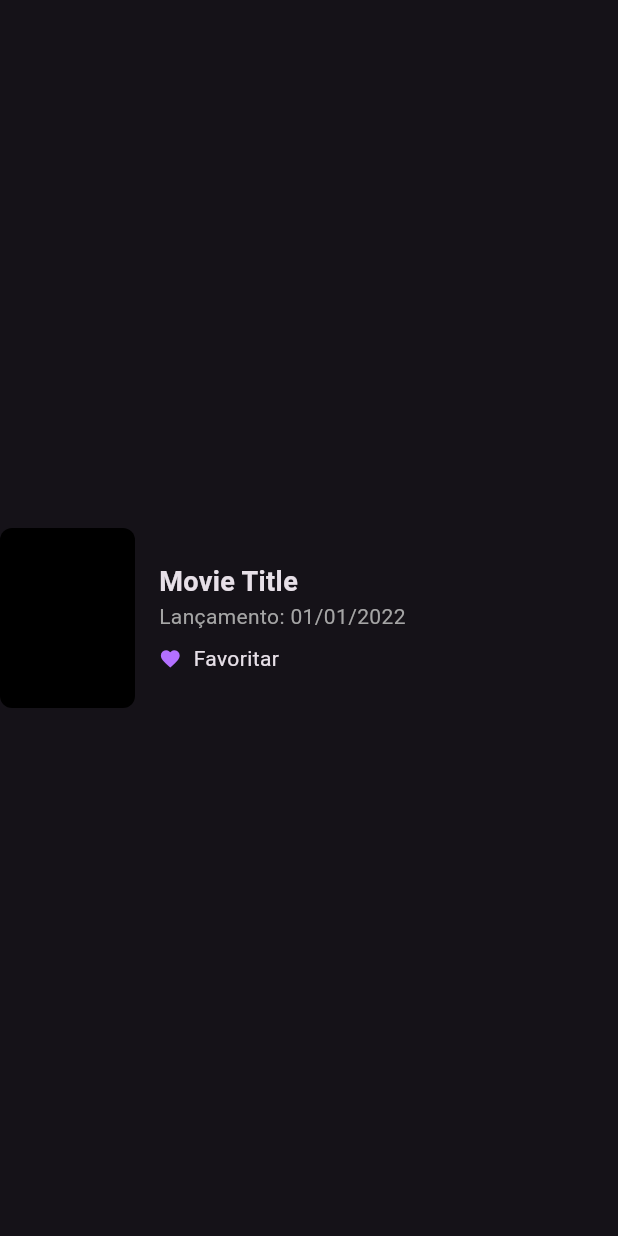
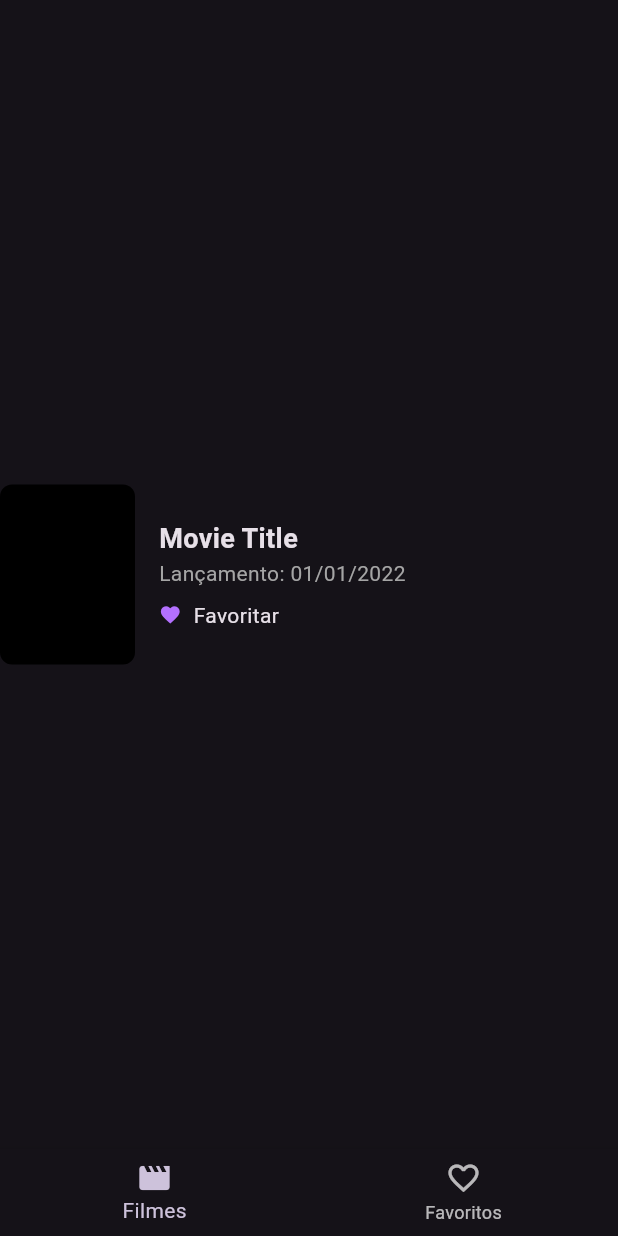
Before and after one commit to ikyrie/flutter_mvvm, a Flutter app: the screen it shows after launch, after a tap on "Quero começar!", on a phone screen of 412 x 824 dp. Run offline on Flutter 3.47's test engine with Material 3 defaults, Android fonts, the light colour scheme and no system bars.

Commit message:
Video 3.4

```diff
--- /dev/null
+++ b/lib/ui/screens/dashboard.dart
@@ -0,0 +1,34 @@
+import 'package:cinetopia/ui/screens/favorite_movies.dart';
+import 'package:cinetopia/ui/screens/search_movies.dart';
+import 'package:flutter/material.dart';
+
+class Dashboard extends StatefulWidget {
+  const Dashboard({super.key});
+
+  @override
+  State<Dashboard> createState() => _DashboardState();
+}
+
+class _DashboardState extends State<Dashboard> {
+  int _currentIndex = 0;
+  final List<Widget> _screens = <Widget>[SearchMovies(), FavoriteMovies(),];
+
+  void _changeIndex(int index) {
+    setState(() {
+      _currentIndex = index;
+    });
+  }
+
+  @override
+  Widget build(BuildContext context) {
+    return Scaffold(
+      body: _screens.elementAt(_currentIndex),
+      bottomNavigationBar: BottomNavigationBar(
+        onTap: (value) => _changeIndex(value),
+        currentIndex: _currentIndex,
+        items: [
+        BottomNavigationBarItem(icon: Icon(Icons.movie), label: "Filmes"),
+        BottomNavigationBarItem(icon: Icon(Icons.favorite_border), label: "Favoritos"),],),
+    );
+  }
+}
--- a/lib/ui/screens/home_page.dart
+++ b/lib/ui/screens/home_page.dart
@@ -1,5 +1,5 @@
 import 'package:cinetopia/ui/components/primary_button.dart';
-import 'package:cinetopia/ui/screens/search_movies.dart';
+import 'package:cinetopia/ui/screens/dashboard.dart';
 import 'package:flutter/material.dart';
 
 class HomePage extends StatelessWidget {
@@ -38,7 +38,7 @@ class HomePage extends StatelessWidget {
                   ),
                 ),
                 PrimaryButton(label: "Quero começar!", icon: Icons.arrow_forward, onTap: () {
-                  Navigator.push(context, MaterialPageRoute(builder: (context) => const SearchMovies()));
+                  Navigator.push(context, MaterialPageRoute(builder: (context) => const Dashboard()));
                 },),
               ],
             ),
```
Also changed, not shown: lib/ui/screens/favorite_movies.dart (added, +10 -0 lines).
